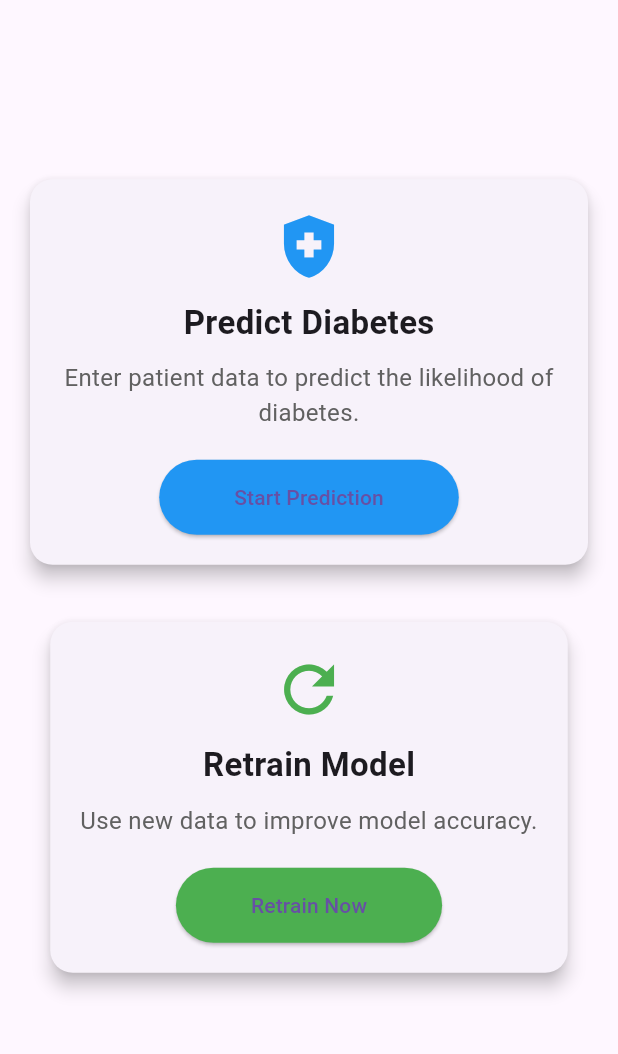
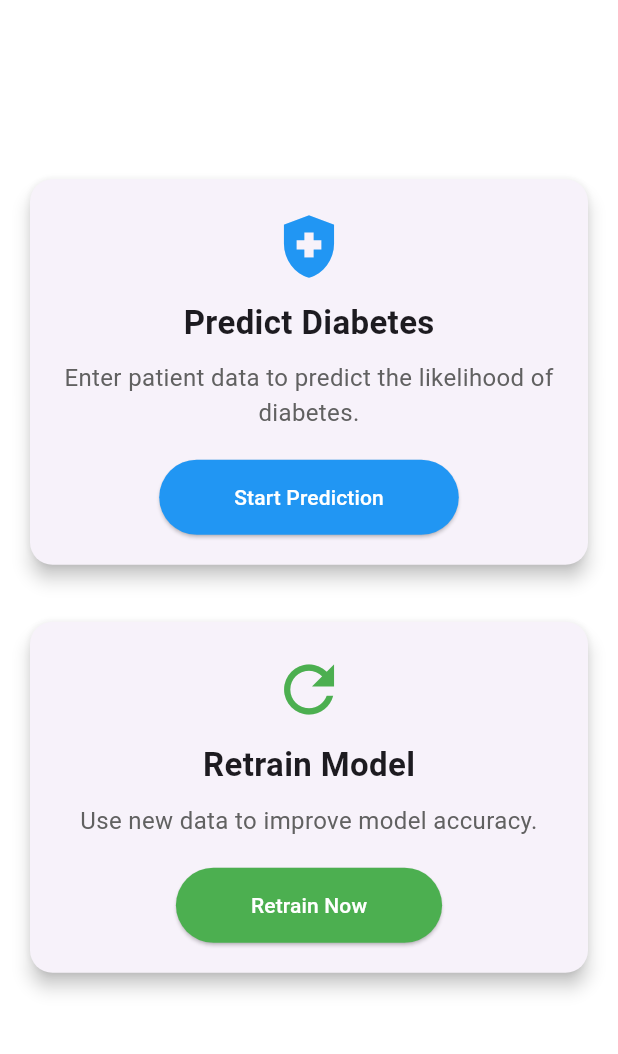
Before and after one commit to Elhameed/Diabetes_Prediction, a Flutter app: the MainMenuScreen screen opened by its route, on a phone screen of 412 x 824 dp, the part 84-1138 px from its top. Run offline on Flutter 3.47's test engine with Material 3 defaults, Android fonts, the phone set to English and light mode, and no system bars; our stand-ins replace file_picker.

Commit message:
Fixed home and main menu screen

```diff
--- a/diabetes_prediction_app/lib/main.dart
+++ b/diabetes_prediction_app/lib/main.dart
@@ -16,6 +16,10 @@ class MyApp extends StatelessWidget {
       theme: ThemeData(
         primarySwatch: Colors.blue,
         visualDensity: VisualDensity.adaptivePlatformDensity,
+        scaffoldBackgroundColor: Colors.white, // Set global background to white
+        appBarTheme: AppBarTheme(
+          backgroundColor: Colors.blue,
+        ),
       ),
       initialRoute: '/',
       routes: {
--- a/diabetes_prediction_app/lib/main_menu.dart
+++ b/diabetes_prediction_app/lib/main_menu.dart
@@ -25,19 +25,67 @@ class MainMenuScreen extends StatelessWidget {
         child: Column(
           mainAxisAlignment: MainAxisAlignment.center,
           children: [
-            Card(
+            _buildCard(
+              context,
+              icon: Icons.health_and_safety,
+              iconColor: Colors.blue,
+              title: 'Predict Diabetes',
+              description: 'Enter patient data to predict the likelihood of diabetes.',
+              buttonLabel: 'Start Prediction',
+              buttonColor: Colors.blue,
+              onPressed: () {
+                Navigator.push(
+                  context,
+                  MaterialPageRoute(builder: (context) => PredictionScreen()),
+                );
+              },
+            ),
+            SizedBox(height: 30),
+            _buildCard(
+              context,
+              icon: Icons.refresh,
+              iconColor: Colors.green,
+              title: 'Retrain Model',
+              description: 'Use new data to improve model accuracy.',
+              buttonLabel: 'Retrain Now',
+              buttonColor: Colors.green,
+              onPressed: () {
+                Navigator.push(
+                  context,
+                  MaterialPageRoute(builder: (context) => RetrainScreen()),
+                );
+              },
+            ),
+          ],
+        ),
+      ),
+    );
+  }
+
+  Widget _buildCard(
+    BuildContext context, {
+    required IconData icon,
+    required Color iconColor,
+    required String title,
+    required String description,
+    required String buttonLabel,
+    required Color buttonColor,
+    required VoidCallback onPressed,
+  }) {
+    return Card(
       shape: RoundedRectangleBorder(
         borderRadius: BorderRadius.circular(15),
       ),
       elevation: 5,
       child: Container(
+        width: double.infinity, // Make cards stretch to fill width
         padding: EdgeInsets.all(20),
         child: Column(
           children: [
-                    Icon(Icons.health_and_safety, color: Colors.blue, size: 50),
+            Icon(icon, color: iconColor, size: 50),
             SizedBox(height: 10),
             Text(
-                      'Predict Diabetes',
+              title,
               style: TextStyle(
                 fontSize: 22,
                 fontWeight: FontWeight.bold,
@@ -45,75 +93,23 @@ class MainMenuScreen extends StatelessWidget {
             ),
             SizedBox(height: 10),
             Text(
-                      'Enter patient data to predict the likelihood of diabetes.',
+              description,
               textAlign: TextAlign.center,
               style: TextStyle(fontSize: 16, color: Colors.grey[700]),
             ),
             SizedBox(height: 20),
             ElevatedButton(
               style: ElevatedButton.styleFrom(
-                        backgroundColor: Colors.blue,
+                backgroundColor: buttonColor,
                 padding: EdgeInsets.symmetric(horizontal: 50, vertical: 15),
                 shape: RoundedRectangleBorder(
                   borderRadius: BorderRadius.circular(25),
                 ),
               ),
-                      onPressed: () {
-                        Navigator.push(
-                          context,
-                          MaterialPageRoute(builder: (context) => PredictionScreen()),
-                        );
-                      },
-                      child: Text('Start Prediction'),
-                    ),
-                  ],
-                ),
-              ),
-            ),
-            SizedBox(height: 30),
-            Card(
-              shape: RoundedRectangleBorder(
-                borderRadius: BorderRadius.circular(15),
-              ),
-              elevation: 5,
-              child: Container(
-                padding: EdgeInsets.all(20),
-                child: Column(
-                  children: [
-                    Icon(Icons.refresh, color: Colors.green, size: 50),
-                    SizedBox(height: 10),
-                    Text(
-                      'Retrain Model',
-                      style: TextStyle(
-                        fontSize: 22,
-                        fontWeight: FontWeight.bold,
-                      ),
-                    ),
-                    SizedBox(height: 10),
-                    Text(
-                      'Use new data to improve model accuracy.',
-                      textAlign: TextAlign.center,
-                      style: TextStyle(fontSize: 16, color: Colors.grey[700]),
-                    ),
-                    SizedBox(height: 20),
-                    ElevatedButton(
-                      style: ElevatedButton.styleFrom(
-                        backgroundColor: Colors.green,
-                        padding: EdgeInsets.symmetric(horizontal: 50, vertical: 15),
-                        shape: RoundedRectangleBorder(
-                          borderRadius: BorderRadius.circular(25),
-                        ),
-                      ),
-                      onPressed: () {
-                        Navigator.push(
-                          context,
-                          MaterialPageRoute(builder: (context) => RetrainScreen()),
-                        );
-                      },
-                      child: Text('Retrain Now'),
-                    ),
-                  ],
-                ),
+              onPressed: onPressed,
+              child: Text(
+                buttonLabel,
+                style: TextStyle(color: Colors.white), // Set text color to white
               ),
             ),
           ],
```
Lines whose indentation alone changed are shown as unchanged.
